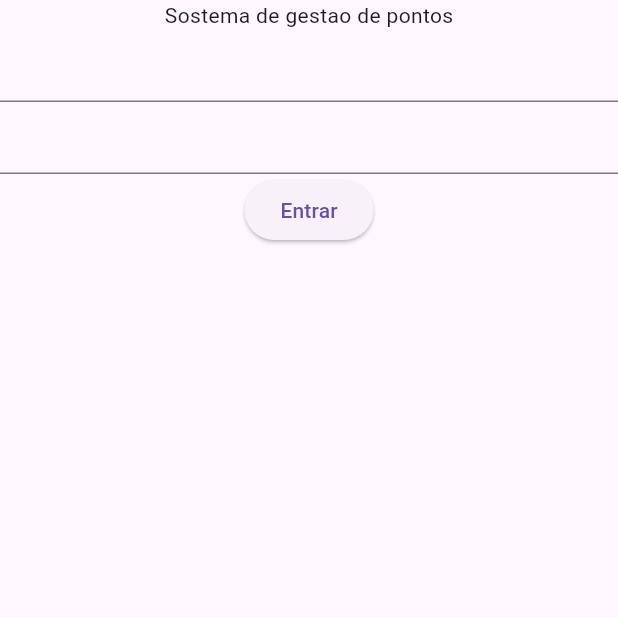
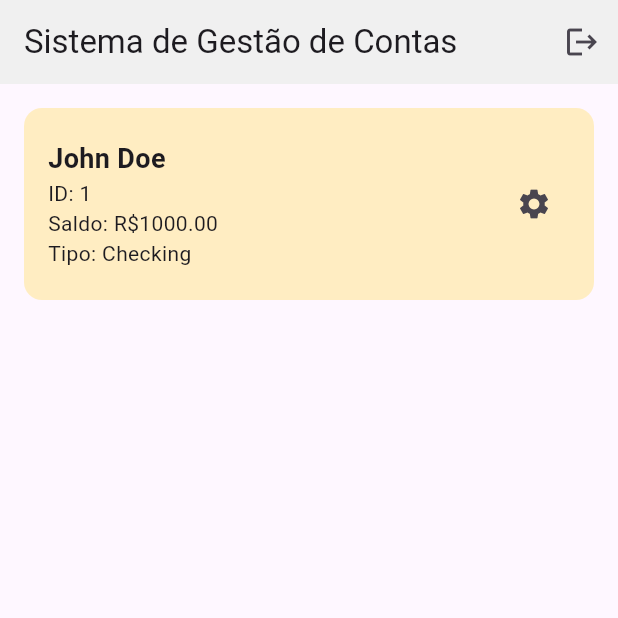
Before and after one commit to DevSerOCaco/flutter-banco-douro, a Flutter app: the screen it shows after launch, after a tap on "Entrar", on a phone screen of 412 x 824 dp, the top half of it. Run offline on Flutter 3.47's test engine with Material 3 defaults, Android fonts, the phone set to English and light mode, and no system bars.

Commit message:
Avançando na aula da semana 1

```diff
--- a/lib/main.dart
+++ b/lib/main.dart
@@ -1,4 +1,5 @@
 import 'package:flutter/material.dart';
+import 'package:flutter_banco_douro/ui/home_screen.dart';
 import 'package:flutter_banco_douro/ui/login_screen.dart';
 
 void main() {
@@ -12,7 +13,11 @@ class BancoDouroApp extends StatelessWidget{
   @override
   Widget build(BuildContext context) {
     return MaterialApp(
-      home: LoginScreen()
+      routes: {
+        'login': (context) => const LoginScreen(),
+        'home': (context) => const HomeScreen(),
+      },
+      initialRoute: 'login',
     );
   }
 }
--- /dev/null
+++ b/lib/models/account.dart
@@ -0,0 +1,79 @@
+import 'dart:convert';
+
+class Account {
+  String id;
+  String name;
+  String lastName;
+  double balance;
+  String? accountType;
+
+  Account({
+    required this.id,
+    required this.name,
+    required this.lastName,
+    required this.balance,
+    required this.accountType,
+  });
+
+  factory Account.fromMap(Map<String, dynamic> map) {
+    return Account(
+      id: map['id'] as String,
+      name: map['name'] as String,
+      lastName: map['lastName'] as String,
+      balance: map['balance'] as double,
+      accountType:
+          (map['accountType'] != null) ? map['accountType'] as String : null,
+    );
+  }
+
+  Map<String, dynamic> toMap() {
+    return <String, dynamic>{
+      'id': id,
+      'name': name,
+      'lastName': lastName,
+      'balance': balance,
+      'accountType': accountType,
+    };
+  }
+
+  Account copyWith({
+    String? id,
+    String? name,
+    String? lastName,
+    double? balance,
+    String? accountType,
+  }) {
+    return Account(
+      id: id ?? this.id,
+      name: name ?? this.name,
+      lastName: lastName ?? this.lastName,
+      balance: balance ?? this.balance,
+      accountType: accountType ?? this.accountType,
+    );
+  }
+
+  String toJson() => json.encode(toMap());
+
+  factory Account.fromJson(String source) =>
+      Account.fromMap(json.decode(source) as Map<String, dynamic>);
+
+  @override
+  String toString() {
+    return '\nConta $id\n$name $lastName\nSaldo: $balance\n';
+  }
+
+  @override
+  bool operator ==(covariant Account other) {
+    if (identical(this, other)) return true;
+
+    return other.id == id &&
+        other.name == name &&
+        other.lastName == lastName &&
+        other.balance == balance;
+  }
+
+  @override
+  int get hashCode {
+    return id.hashCode ^ name.hashCode ^ lastName.hashCode ^ balance.hashCode;
+  }
+}
--- /dev/null
+++ b/lib/ui/home_screen.dart
@@ -0,0 +1,38 @@
+import 'package:flutter/material.dart';
+import 'package:flutter_banco_douro/models/account.dart';
+import 'package:flutter_banco_douro/ui/styles/colors.dart';
+import 'package:flutter_banco_douro/ui/widgets/account_widget.dart';
+
+class HomeScreen extends StatelessWidget {
+  const HomeScreen({super.key});
+
+  @override
+  Widget build(BuildContext context) {
+    return Scaffold(
+      appBar: AppBar(
+        backgroundColor: AppColor.lightGray,
+        title: const Text('Sistema de Gestão de Contas'),
+        actions: [
+          IconButton(
+            icon: const Icon(Icons.logout),
+            onPressed: () {
+              Navigator.pushReplacementNamed(context, 'login');
+            },
+          ),
+        ],
+      ),
+      body: Padding(
+        padding: const EdgeInsets.all(16.0),
+        child: AccountWidget(
+          account: Account(
+            id: "1",
+            name: "John",
+            lastName: "Doe",
+            balance: 1000.0,
+            accountType: "Checking",
+          ),
+        ),
+      ),
+    );
+  }
+}
--- a/lib/ui/login_screen.dart
+++ b/lib/ui/login_screen.dart
@@ -1,4 +1,5 @@
 import 'package:flutter/material.dart';
+import 'package:flutter_banco_douro/ui/styles/colors.dart';
 
 class LoginScreen extends StatelessWidget {
   const LoginScreen({super.key});
@@ -6,16 +7,61 @@ class LoginScreen extends StatelessWidget {
   @override
   Widget build(BuildContext context) {
     return Scaffold(
-        body: Column(
-          children: [
-           Text('Sostema de gestao de pontos'),
-           TextFormField(),
-           TextFormField(),
-           ElevatedButton(
-            onPressed: (){},
-             child: const Text("Entrar")),
-          ],
-        ),
-        );
+      body: Stack(
+        children: [
+          Image.asset('assets/images/banner.png'),
+          Align(
+            alignment: AlignmentDirectional.bottomStart,
+            child: Image.asset('assets/images/stars.png'),
+          ),
+          Padding(
+            padding: const EdgeInsets.all(32.0),
+            child: Column(
+              mainAxisAlignment: MainAxisAlignment.center,
+              children: [
+                SizedBox(height: 32),
+                Image.asset('assets/images/logo.png', width: 120),
+                Column(
+                  crossAxisAlignment: CrossAxisAlignment.stretch,
+                  children: [
+                    SizedBox(height: 32),
+                    Text(
+                      'Sistemas de gestão de Contas',
+                      textAlign: TextAlign.center,
+                      style: TextStyle(
+                        fontSize: 32,
+                        fontWeight: FontWeight.bold,
+                      ),
+                    ),
+                    SizedBox(height: 32),
+                    TextFormField(
+                      decoration: const InputDecoration(labelText: 'E-mail'),
+                    ),
+                    SizedBox(height: 16),
+                    TextFormField(
+                      obscuringCharacter: '*',
+                      decoration: const InputDecoration(labelText: 'Senha'),
+                      obscureText: true,
+                    ),
+                    SizedBox(height: 32),
+                    ElevatedButton(
+                      onPressed: () {
+                        Navigator.pushReplacementNamed(context, 'home');
+                      },
+                      style: ButtonStyle(
+                        backgroundColor: WidgetStatePropertyAll<Color>(
+                          AppColor.orange,
+                        ),
+                      ),
+                      child: const Text("Entrar"),
+                    ),
+                  ],
+                ),
+              ],
+            ),
+          ),
+        ],
+      ),
+    );
   }
 }
--- /dev/null
+++ b/lib/ui/styles/colors.dart
@@ -0,0 +1,7 @@
+import 'package:flutter/material.dart';
+
+class AppColor {
+    static const Color orange = Color(0xFFFFA902);
+    static const Color lightGray = Color(0xFFF0F0F0);
+    static const Color lightOrange = Color(0xFFFFEDC2);
+}
--- /dev/null
+++ b/lib/ui/widgets/account_widget.dart
@@ -0,0 +1,39 @@
+import 'package:flutter/material.dart';
+import 'package:flutter_banco_douro/models/account.dart';
+import 'package:flutter_banco_douro/ui/styles/colors.dart';
+
+class AccountWidget extends StatelessWidget {
+  final Account account;
+  const AccountWidget({super.key, required this.account});
+
+  @override
+  Widget build(BuildContext context) {
+    return Container(
+      height: 128,
+      padding: const EdgeInsets.all(16),
+      decoration: BoxDecoration(
+        color: AppColor.lightOrange,
+        borderRadius: BorderRadius.circular(12),
+      ),
+      child: Row(
+        mainAxisAlignment: MainAxisAlignment.spaceBetween,
+        children: [
+        Column(
+          mainAxisAlignment: MainAxisAlignment.center,
+          crossAxisAlignment: CrossAxisAlignment.start,
+          children: [
+            Text("${account.name} ${account.lastName}"
+                , style: const TextStyle(
+                  fontSize: 18,
+                  fontWeight: FontWeight.bold,
+                ),),
+            Text("ID: ${account.id}"),
+            Text("Saldo: R\$${account.balance.toStringAsFixed(2)}"),
+            Text("Tipo: ${account.accountType}"),
+          ],
+        ),
+        IconButton(onPressed: (){}, icon: Icon(Icons.settings),),
+      ],),
+    );
+  }
+}
```
Also changed, not shown: lib/exceptions/transaction_exceptions.dart (added, +19 -0 lines), lib/helpers/helper_taxes.dart (added, +22 -0 lines), lib/models/transaction.dart (added, +90 -0 lines), lib/services/account_service.dart (added, +74 -0 lines), lib/services/transaction_service.dart (added, +124 -0 lines), pubspec.yaml (+8 -0 lines), assets/images/banner.png (added), assets/images/icon_add_account.png (added), assets/images/logo.png (added), assets/images/stars.png (added), pubspec.lock, 2 other files.
